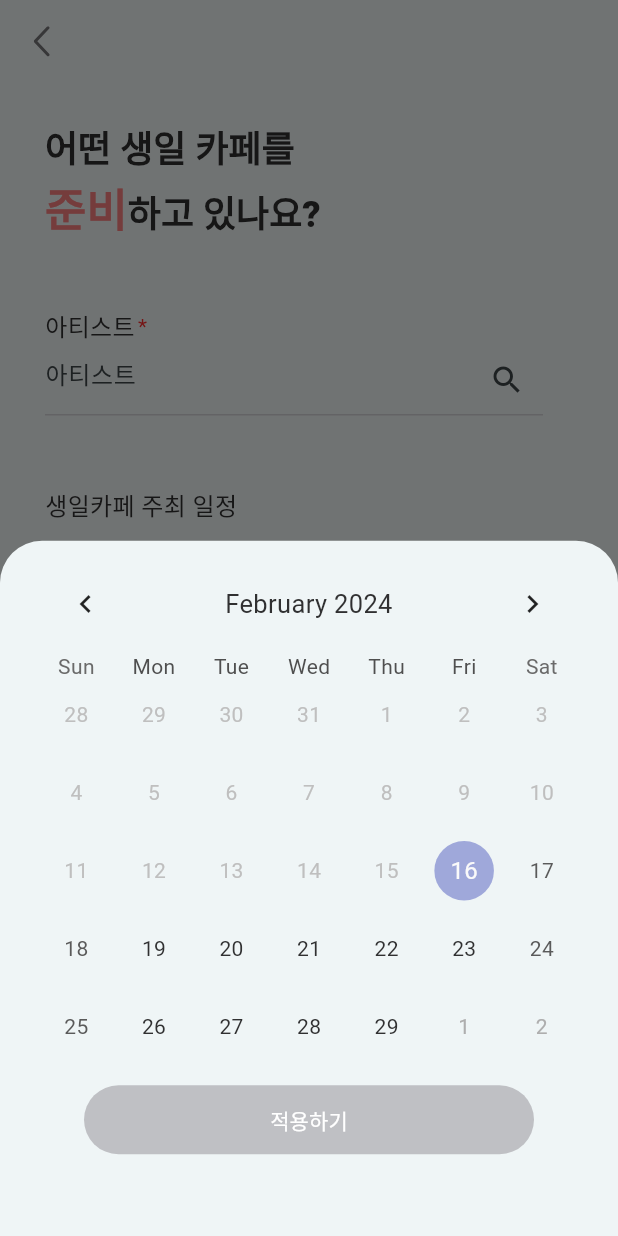
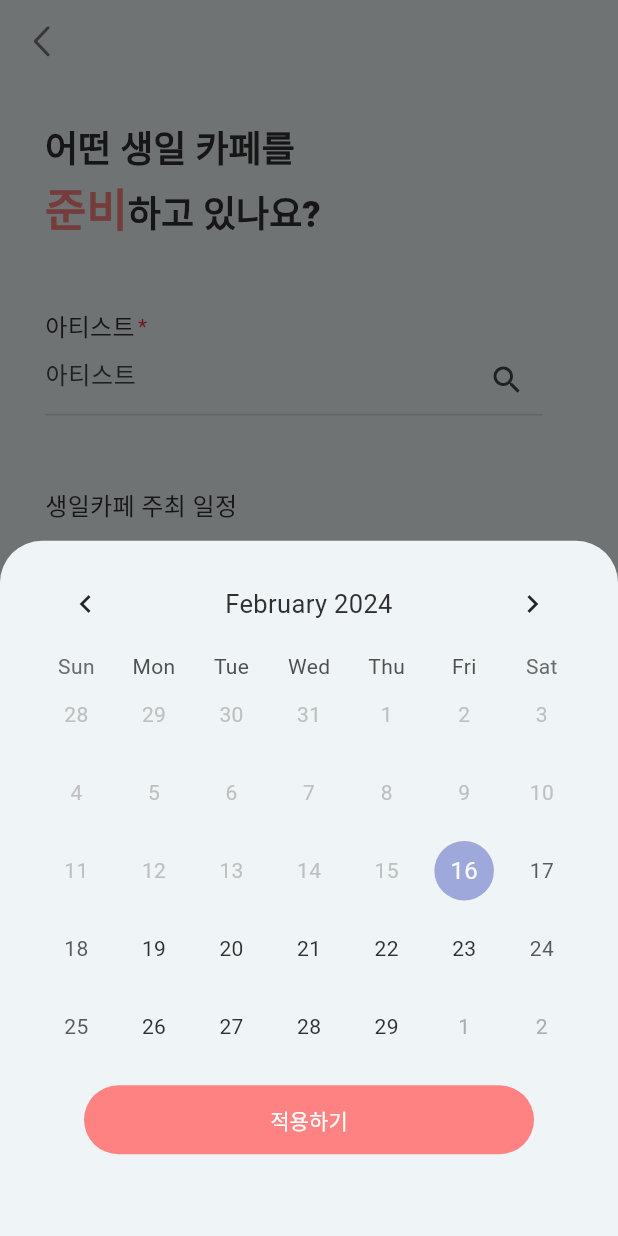
Before and after one commit to BirthdayCafe/Birca_Android, a Flutter app: the OnboardingHost screen opened directly, after a tap on "날짜 선택", on a phone screen of 412 x 824 dp. Run offline on Flutter 3.47's test engine with Material 3 defaults, Android fonts, the phone set to English and light mode, and no system bars; drawn by our look-alikes of table_calendar; our stand-ins replace file_picker, flutter_dotenv, flutter_svg, fluttertoast; missing offline and left inert: kakao_flutter_sdk; Roboto replaces fonts that are missing (PretendardBold, PretendardLight, PretendardMedium).

Commit message:
fix: 적용버튼 색 변경

```diff
--- a/lib/view/onboarding/onboarding_host.dart
+++ b/lib/view/onboarding/onboarding_host.dart
@@ -370,14 +370,14 @@ class _OnboardingHost extends State<OnboardingHost> {
                         _rangeStart = start;
                         _rangeEnd = end;
                         _rangeSelectionMode = RangeSelectionMode.toggledOn;
-                        print('start : $_rangeStart / end : $_rangeEnd ');
+                        // print('start : $_rangeStart / end : $_rangeEnd ');
                       });
                     },
                   ),
                 ),
                 BircaFilledButton(
                   text: '적용하기',
-                  color: const Color(0xffBFC0C4),
+                  color: Palette.primary,
                   width: 300,
                   height: 46,
                   onPressed: () {
@@ -386,7 +386,7 @@ class _OnboardingHost extends State<OnboardingHost> {
                     setState(() {
                       hostDate =
                           '${_rangeStart?.year}.${_rangeStart?.month}.${_rangeStart?.day}~${_rangeEnd?.year}.${_rangeEnd?.month}.${_rangeEnd?.day}';
-                      print(hostDate);
+                      // print(hostDate);
 
                     });
 
```
